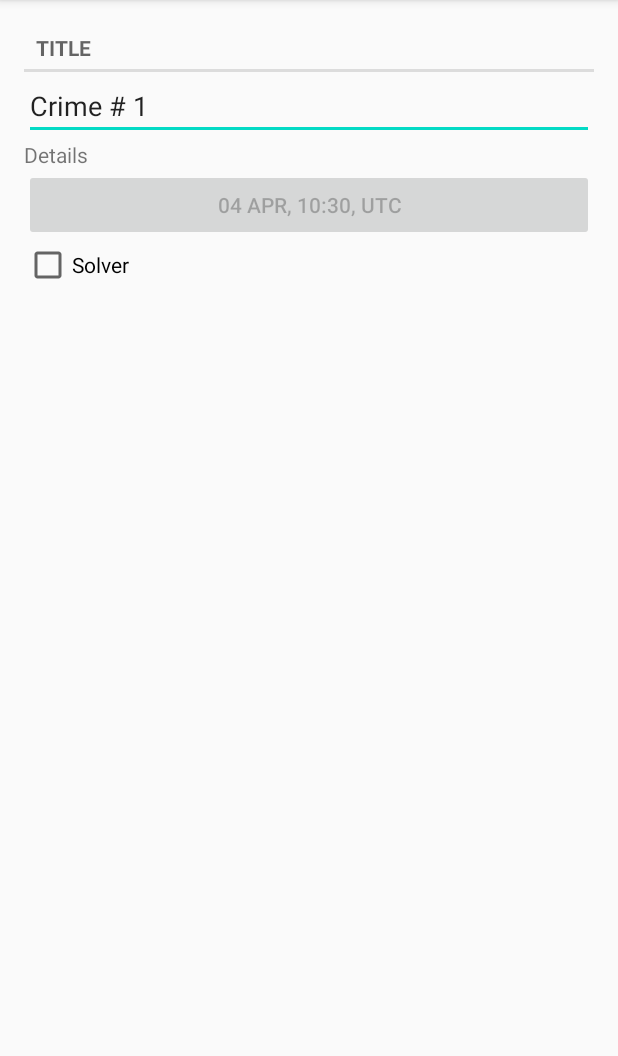
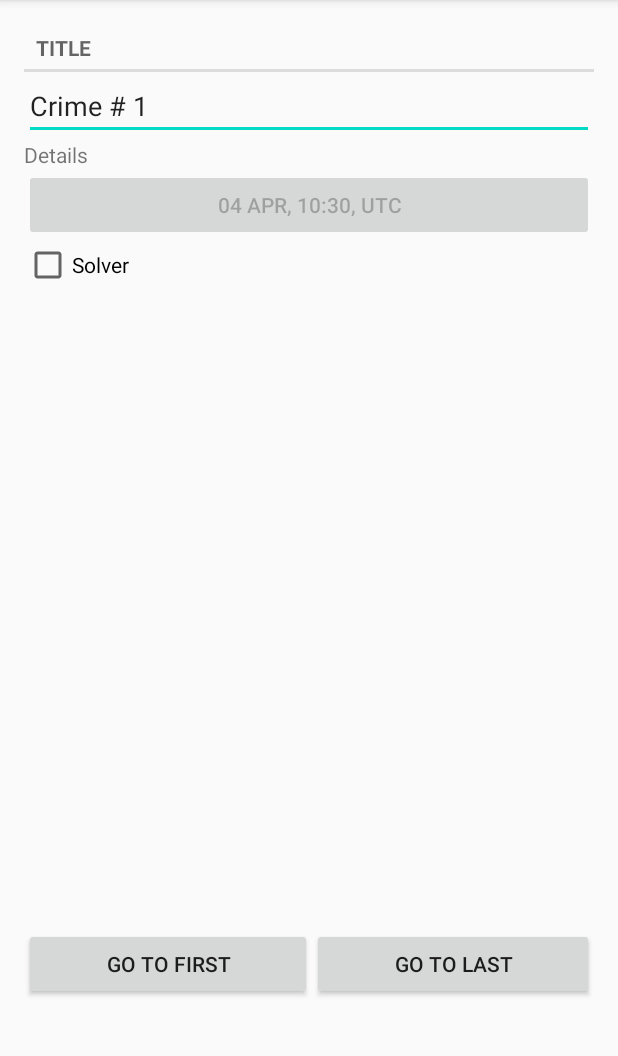
Before and after one commit to SammyBM/CriminalIntent, an Android app: the screen it shows after launch (CrimeActivity before the commit, CrimePagerActivity after it), after a tap on an icon or button, on a phone screen of 412 x 824 dp, the part 84-1140 px from its top. Run offline under Robolectric (Android 15) with nearby library versions, the phone set to English and light mode, and no system bars.

Commit message:
Version 3.0: Implemented Page Viewer with layout margin, added buttons "First", "Last" and "Call Police".

```diff
--- a/app/src/main/AndroidManifest.xml
+++ b/app/src/main/AndroidManifest.xml
@@ -2,8 +2,6 @@
 <manifest xmlns:android="http://schemas.android.com/apk/res/android"
     package="com.example.criminalintent">
 
-    <!-- Requests location services -->
-    <uses-permission android:name="android.permission.ACCESS_COARSE_LOCATION"/>
 
     <application
         android:allowBackup="true"
@@ -13,6 +11,8 @@
         android:supportsRtl="true"
         android:theme="@style/AppTheme">
         <activity android:name=".CrimeActivity">
+        </activity>
+        <activity android:name=".CrimePagerActivity">
         </activity>
         <activity android:name=".CrimeListActivity">
             <intent-filter>
--- a/app/src/main/java/com/example/criminalintent/CrimeFragment.java
+++ b/app/src/main/java/com/example/criminalintent/CrimeFragment.java
@@ -10,22 +10,31 @@ import android.widget.Button;
 import android.widget.CheckBox;
 import android.widget.CompoundButton;
 import android.widget.EditText;
+import android.widget.ImageView;
+import android.widget.Toast;
 
 import androidx.annotation.NonNull;
 import androidx.annotation.Nullable;
 import androidx.fragment.app.Fragment;
+import androidx.viewpager.widget.ViewPager;
 
 
 import java.text.SimpleDateFormat;
+import java.util.List;
 import java.util.Locale;
 import java.util.UUID;
+
+import static android.widget.Toast.makeText;
 
 /* Couldn't use location services, used time zone instead */
 
 public class CrimeFragment extends Fragment {
 
     private Crime mCrime;
+    private List<Crime> crimeList;
+    private ViewPager crimePager;
     private static final String ARG_Crime_ID = "crime_id";
+
 
 
     @Override
@@ -35,6 +44,7 @@ public class CrimeFragment extends Fragment {
         //UUID crimeID = (UUID) getActivity().getIntent().getSerializableExtra(CrimeActivity.EXTRA_CRIME_ID);
         UUID crimeID = (UUID) getArguments().getSerializable(ARG_Crime_ID);
         mCrime = CrimeLab.get(getActivity()).getCrime(crimeID);
+        crimeList = CrimeLab.get(getContext()).getCrimes();
     }
 
 
@@ -47,6 +57,12 @@ public class CrimeFragment extends Fragment {
         EditText mTitleField = v.findViewById(R.id.crime_title);
         Button mDateButton = v.findViewById(R.id.date_button);
         CheckBox mSolvedCheckBox = v.findViewById(R.id.crime_solved);
+
+        crimePager = v.findViewById(R.id.crime_view_pager);
+        Button mFirst = v.findViewById(R.id.begin_pager_btn);
+        Button mLast = v.findViewById(R.id.end_pager_btn);
+        Button mPolice = v.findViewById(R.id.police_call_btn);
+        ImageView mPhoneLogo = v.findViewById(R.id.police_call_logo);
 
         //wiring up
         mTitleField.setText(mCrime.getmTitle());
@@ -68,6 +84,41 @@ public class CrimeFragment extends Fragment {
 
             }
         });
+        if (mCrime.getmId().equals(crimeList.get(0).getmId()))
+            mFirst.setVisibility(View.GONE);
+        else{
+            mFirst.setVisibility(View.VISIBLE);
+            mFirst.setOnClickListener(new View.OnClickListener() {
+                @Override
+                public void onClick(View v) {
+                    CrimePagerActivity.goToPosition(0);
+                }
+            });
+        }
+        if (mCrime.getmId().equals(crimeList.get(crimeList.size()-1).getmId()))
+            mLast.setVisibility(View.GONE);
+        else{
+            mLast.setVisibility(View.VISIBLE);
+            mLast.setOnClickListener(new View.OnClickListener() {
+                @Override
+                public void onClick(View v) {
+                    CrimePagerActivity.goToPosition(crimeList.size()-1);
+                }
+            });
+        }
+        if (mCrime.isSeriousCrime()) {
+            mPolice.setVisibility(View.VISIBLE);
+            mPhoneLogo.setVisibility(View.VISIBLE);
+            mPolice.setOnClickListener(new View.OnClickListener() {
+                @Override
+                public void onClick(View v) {
+                    Toast.makeText(getActivity(), "Calling La Chota", Toast.LENGTH_SHORT).show();
+                }
+            });
+        } else{
+            mPhoneLogo.setVisibility(View.GONE);
+            mPolice.setVisibility(View.GONE);
+        }
 
 
         //Custom DATE format using SimpleDateFormat
@@ -97,4 +148,6 @@ public class CrimeFragment extends Fragment {
         return fragment;
     }
 
+
+
 }
--- a/app/src/main/java/com/example/criminalintent/CrimeListFragment.java
+++ b/app/src/main/java/com/example/criminalintent/CrimeListFragment.java
@@ -5,6 +5,7 @@ import android.os.Bundle;
 import android.view.LayoutInflater;
 import android.view.View;
 import android.view.ViewGroup;
+import android.widget.Button;
 import android.widget.ImageView;
 import android.widget.TextView;
 import android.widget.Toast;
@@ -21,8 +22,10 @@ import java.util.List;
 public class CrimeListFragment extends Fragment {
     private RecyclerView mCrimeRecyclerView;
     private CrimeAdapter mAdapter;
+
     private ImageView mSolved; //solved logo
     private ImageView mSeriousImg; //serious logo
+
 
     @Nullable
     @Override
@@ -59,7 +62,8 @@ public class CrimeListFragment extends Fragment {
         public void onClick(View v) {
             //Toast.makeText(getActivity(), mCrime.getmTitle() + " clicked", Toast.LENGTH_SHORT).show();
             //Intent intent = new Intent(getActivity(), CrimeActivity.class);
-            Intent intent = CrimeActivity.newIntent(getActivity(), mCrime.getmId());
+            //Intent intent = CrimeActivity.newIntent(getActivity(), mCrime.getmId());
+            Intent intent = CrimePagerActivity.newIntent(getActivity(), mCrime.getmId());
             startActivity(intent);
         }
 
@@ -71,6 +75,7 @@ public class CrimeListFragment extends Fragment {
             mDateTextView = itemView.findViewById(R.id.crime_date);
             mSolved = itemView.findViewById(R.id.solved_image);
             mSeriousImg = itemView.findViewById(R.id.serious_image);
+
 
 
         }
@@ -91,6 +96,8 @@ public class CrimeListFragment extends Fragment {
                 mSeriousImg.setVisibility(View.VISIBLE);
             else
                 mSeriousImg.setVisibility(View.GONE);
+
+            //
 
         }
 
--- /dev/null
+++ b/app/src/main/java/com/example/criminalintent/CrimePagerActivity.java
@@ -0,0 +1,66 @@
+package com.example.criminalintent;
+
+import android.content.Context;
+import android.content.Intent;
+import android.os.Bundle;
+
+import androidx.annotation.NonNull;
+import androidx.annotation.Nullable;
+import androidx.appcompat.app.AppCompatActivity;
+import androidx.fragment.app.Fragment;
+import androidx.fragment.app.FragmentManager;
+import androidx.fragment.app.FragmentPagerAdapter;
+import androidx.viewpager.widget.ViewPager;
+
+import java.util.List;
+import java.util.UUID;
+
+public class CrimePagerActivity extends AppCompatActivity {
+
+    private static final String EXTRA_CRIME_ID = "crimeId";
+
+    private static ViewPager mViewPager;
+    private List<Crime> mCrimes;
+
+    @Override
+    protected void onCreate(@Nullable Bundle savedInstanceState) {
+        super.onCreate(savedInstanceState);
+        setContentView(R.layout.crime_pager_activity);
+
+        UUID crimeId = (UUID) getIntent().getSerializableExtra(EXTRA_CRIME_ID);
+
+        mViewPager = findViewById(R.id.crime_view_pager);
+        mCrimes = CrimeLab.get(this).getCrimes();
+        FragmentManager fragmentManager = getSupportFragmentManager();
+        mViewPager.setAdapter(new FragmentPagerAdapter(fragmentManager) {
+            @NonNull
+            @Override
+            public Fragment getItem(int position) {
+                Crime crime = mCrimes.get(position);
+                return CrimeFragment.newInstance(crime.getmId());
+            }
+
+            @Override
+            public int getCount() {
+                return mCrimes.size();
+            }
+        });
+
+        for (int i = 0; i <mCrimes.size(); i++){
+            if(mCrimes.get(i).getmId().equals(crimeId)){
+                mViewPager.setCurrentItem(i);
+                break;
+            }
+        }
+    }
+
+    public static Intent newIntent (Context packageContext, UUID crimeId){
+        Intent intent = new Intent(packageContext, CrimePagerActivity.class);
+        intent.putExtra(EXTRA_CRIME_ID, crimeId);
+        return intent;
+    }
+
+    public static void goToPosition(int pos){
+        mViewPager.setCurrentItem(pos);
+    }
+}
--- /dev/null
+++ b/app/src/main/res/layout/crime_pager_activity.xml
@@ -0,0 +1,9 @@
+<?xml version="1.0" encoding="utf-8"?>
+<androidx.viewpager.widget.ViewPager
+    xmlns:android="http://schemas.android.com/apk/res/android"
+    android:id="@+id/crime_view_pager"
+    android:layout_width="match_parent"
+    android:layout_height="match_parent"
+    android:layout_margin="16dp">
+
+</androidx.viewpager.widget.ViewPager>
--- a/app/src/main/res/layout/fragment_crime.xml
+++ b/app/src/main/res/layout/fragment_crime.xml
@@ -1,13 +1,18 @@
 <?xml version="1.0" encoding="utf-8"?>
-<LinearLayout
-    android:layout_height="wrap_content"
+<LinearLayout xmlns:tools="http://schemas.android.com/tools"
+    android:layout_height="match_parent"
     android:layout_width="match_parent"
     android:orientation="vertical"
     android:layout_margin="16dp"
 
     xmlns:android="http://schemas.android.com/apk/res/android"
     >
-
+<LinearLayout
+    android:layout_width="match_parent"
+    android:layout_height="wrap_content"
+    android:orientation="vertical"
+    android:layout_weight="1"
+    >
     <TextView
         android:layout_width="match_parent"
         android:layout_height="wrap_content"
@@ -42,5 +47,52 @@
         android:id="@+id/crime_solved"
         >
     </CheckBox>
+</LinearLayout>
+    <LinearLayout
+        android:layout_width="match_parent"
+        android:layout_height="wrap_content"
+        android:orientation="vertical"
+        android:layout_weight="4">
+    </LinearLayout>
+    <LinearLayout
+        android:layout_width="match_parent"
+        android:layout_height="wrap_content"
+        android:orientation="vertical"
+        android:layout_weight="1">
+        <LinearLayout
+            android:layout_width="match_parent"
+            android:layout_height="wrap_content"
+            android:orientation="horizontal"
+            >
+            <Button
+                android:id="@+id/begin_pager_btn"
+                android:layout_width="wrap_content"
+                android:layout_height="wrap_content"
+                android:layout_weight="1"
+                android:text="Go to first">
+            </Button>
+            <Button
+                android:id="@+id/end_pager_btn"
+                android:layout_width="wrap_content"
+                android:layout_height="wrap_content"
+                android:layout_weight="1"
+                android:text="Go to last">
+            </Button>
+        </LinearLayout>
 
+        <ImageView
+            android:id="@+id/police_call_logo"
+            android:layout_width="match_parent"
+            android:layout_height="wrap_content"
+            android:layout_weight="5"
+            tools:srcCompat="@android:drawable/ic_menu_call"></ImageView>
+
+        <Button
+            android:id="@+id/police_call_btn"
+            android:layout_width="match_parent"
+            android:layout_height="wrap_content"
+            android:layout_weight="1"
+            android:text="Call Police">
+        </Button>
+    </LinearLayout>
 </LinearLayout>
```
